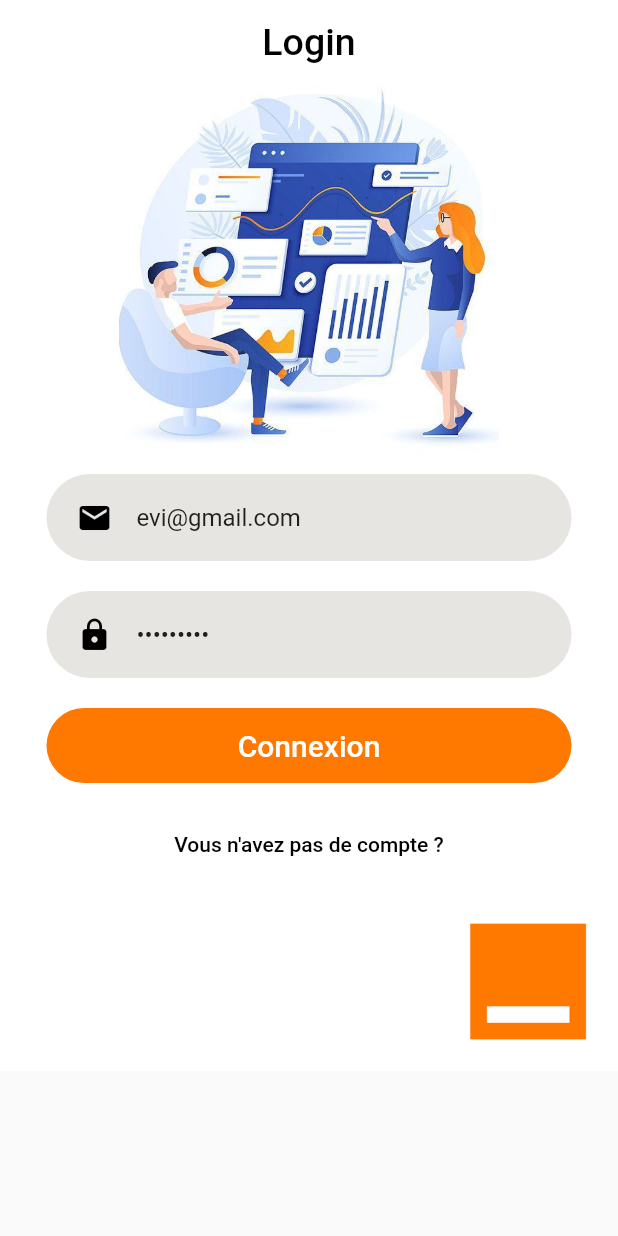
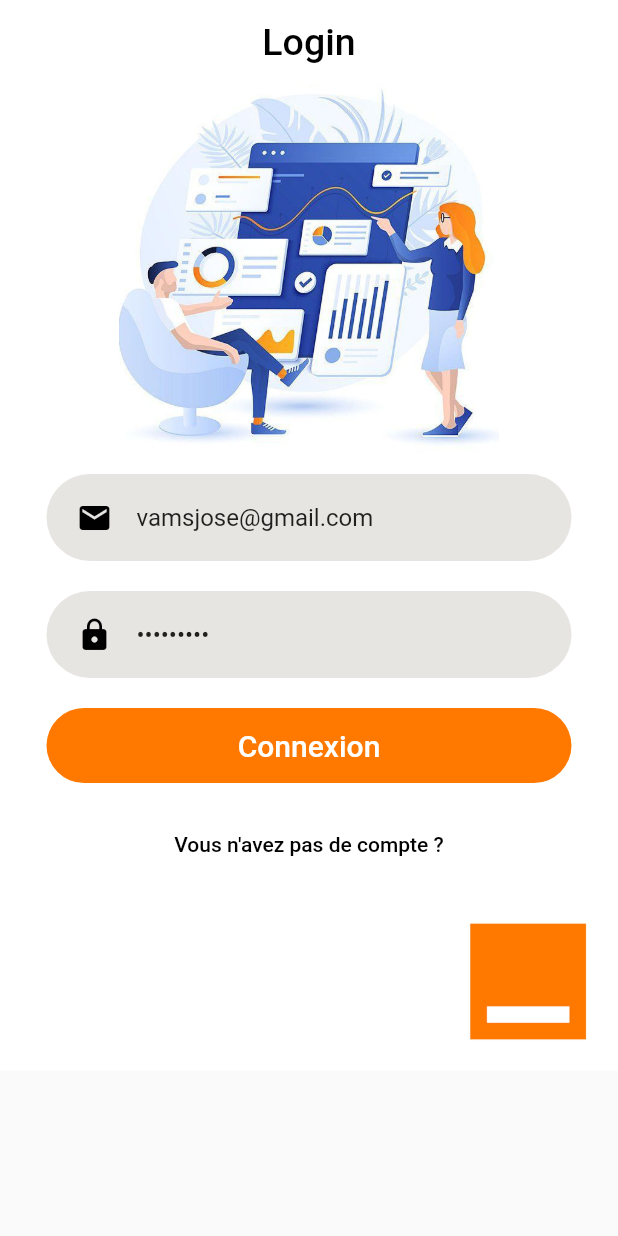
Before and after one commit to Jonlandu/mobile-stock-en-ligne, a Flutter app: the screen it shows after launch, on a phone screen of 412 x 824 dp. Run offline on Flutter 3.47's test engine with Material 2 defaults, Android fonts, the phone set to English and light mode, and no system bars; our stand-ins replace get_storage, hexcolor; accounts and stored records are empty.

Commit message:
mise a jour de la structure de l'application

```diff
--- a/lib/pages/Auth/LoginPage.dart
+++ b/lib/pages/Auth/LoginPage.dart
@@ -193,7 +193,7 @@ class _LoginPageState extends State<LoginPage> {
     print(res.status);
     if (res.status) {
       await Future.delayed(Duration(seconds: 2));
-      Navigator.pushReplacementNamed(context, Routes.EntrepotRoute);
+      Navigator.pushReplacementNamed(context, Routes.HomeRoute);
     } else {
       var msg =
           res.isException == true ? res.errorMsg : (res.data?['message'] ?? "");
--- a/lib/pages/Auth/RegisterPage.dart
+++ b/lib/pages/Auth/RegisterPage.dart
@@ -274,7 +274,7 @@ class _RegisterPageState extends State<RegisterPage> {
     print(res.status);
     if (res.status) {
       await Future.delayed(Duration(seconds: 2));
-      Navigator.pushReplacementNamed(context, Routes.EntrepotRoute);
+      Navigator.pushReplacementNamed(context, Routes.HomeRoute);
     } else {
       var msg =
       res.isException == true ? res.errorMsg : (res.data?['message'] ?? "");
--- a/lib/utils/Constantes.dart
+++ b/lib/utils/Constantes.dart
@@ -1,7 +1,7 @@
 class Constantes {
-  static const String BASE_URL = "http://10.252.252.35:8000";
+  static const String BASE_URL = "http://10.252.252.17:8000";
   static const String DefaultToken = "";
-  static const String DefaultEmail="evi@gmail.com";
+  static const String DefaultEmail="vamsjose@gmail.com";
   static const String DefaultPassword="123456789";
 
 
```
Also changed, not shown: lib/pages/DashboardPage.dart (+25 -3 lines).
